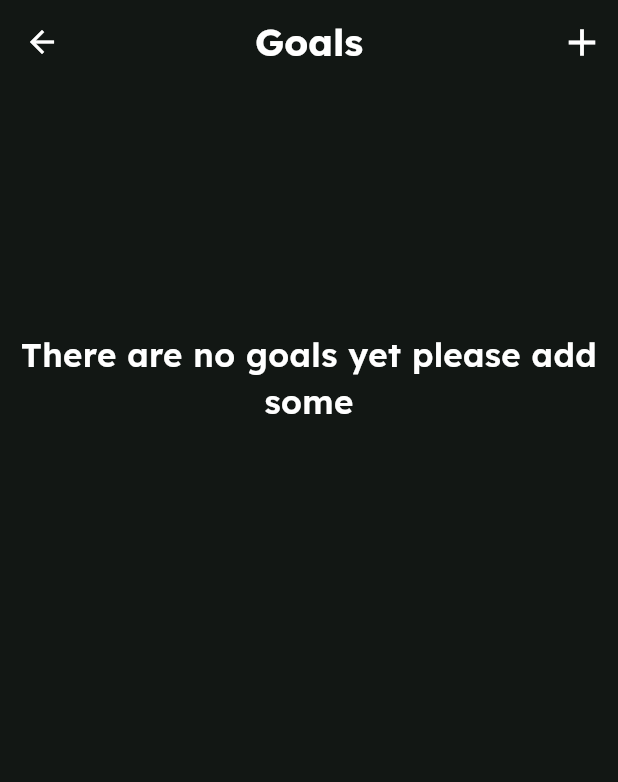
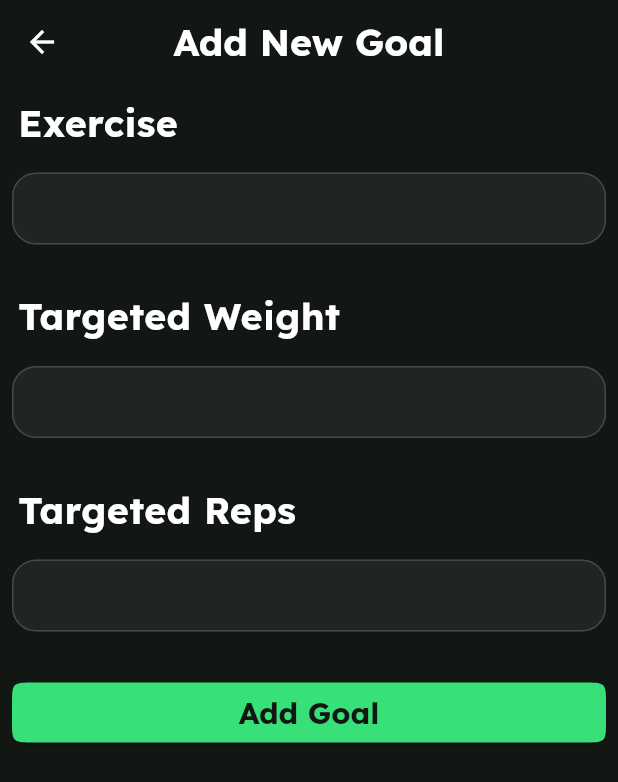
Before and after one commit to bakrbasser/fit_track, a Flutter app: the GoalsScreen screen opened directly, after a tap on the "add" icon, on a phone screen of 412 x 824 dp. Shown: the top 782 px of the screen. Run offline on Flutter 3.47's test engine with Material 3 defaults, Android fonts, the phone set to English and light mode, and no system bars; our stand-ins replace bloc, dio, flutter_bloc, google_fonts, sqflite; accounts and stored records are empty.

Commit message:
finished goals and add goals screen

```diff
--- a/lib/core/presentation/resources/string_manager.dart
+++ b/lib/core/presentation/resources/string_manager.dart
@@ -6,6 +6,8 @@ class StringManager {
   //Add Exercise Screen
   static String get emptyNameField =>
       'The Name Field Is Empty Please Insert A Name';
+  static String get emptyExerciseField =>
+      'The Exercise\'s Field Can\'t Be Left Empty ';
   static String get shortExerciseName =>
       'The Name Cant\'t be Less Than 3 Characters';
   static String get noExerciseFound =>
@@ -15,4 +17,5 @@ class StringManager {
   static String get noSelectedWeight => 'You need to enter a weight';
   static String get noSelectedReps => 'You need to enter how many reps';
   static String get noGoalsFound => 'There are no goals yet please add some';
+  static String get noAchievedGoalsFound => 'There are no achieved goals yet';
 }
--- a/lib/domain/entities/exercise.dart
+++ b/lib/domain/entities/exercise.dart
@@ -2,6 +2,11 @@ class Exercise {
   final int? id;
   final String name;
   final String? instructions;
+
+  @override
+  String toString() {
+    return name;
+  }
 
   Exercise({required this.id, required this.name, this.instructions});
 }
--- a/lib/presentation/cubits/goals/add/goals_add_cubit.dart
+++ b/lib/presentation/cubits/goals/add/goals_add_cubit.dart
@@ -6,8 +6,8 @@ import 'package:meta/meta.dart';
 
 part 'goals_add_state.dart';
 
-class GoalsAddCubit extends Cubit<GoalsAddState> {
-  GoalsAddCubit() : super(GoalsAddInitial());
+class AddGoalCubit extends Cubit<GoalsAddState> {
+  AddGoalCubit() : super(GoalsAddInitial());
 
   final repo = GoalRepositoryImpl.instance;
 
--- a/lib/presentation/cubits/goals/list/goals_list_cubit.dart
+++ b/lib/presentation/cubits/goals/list/goals_list_cubit.dart
@@ -8,16 +8,30 @@ part 'goals_list_state.dart';
 class GoalsListCubit extends Cubit<GoalsListState> {
   GoalsListCubit() : super(GoalsListInitial());
   final repo = GoalRepositoryImpl.instance;
-  List<Goal> get goals => repo.goals;
+  List<Goal> _unAchievedGoals = [];
+  List<Goal> _achievedGoals = [];
 
-  void loadList() {
+  List<Goal> get unAchievedGoals => _unAchievedGoals;
+  List<Goal> get achievedGoals => _achievedGoals;
+
+  void loadUnAchievedList() {
     emit(Loading());
-
-    final goals = repo.goals;
-    if (goals.isEmpty) {
+    _unAchievedGoals =
+        repo.goals.where((element) => !element.isAchieved).toList();
+    if (_unAchievedGoals.isEmpty) {
       emit(EmptyList());
     } else {
-      emit(FullList());
+      emit(FullList(goals: _unAchievedGoals));
+    }
+  }
+
+  void loadAchievedList() {
+    emit(Loading());
+    _achievedGoals = repo.goals.where((element) => element.isAchieved).toList();
+    if (_achievedGoals.isEmpty) {
+      emit(EmptyList());
+    } else {
+      emit(FullList(goals: _achievedGoals));
     }
   }
 }
--- a/lib/presentation/cubits/goals/list/goals_list_state.dart
+++ b/lib/presentation/cubits/goals/list/goals_list_state.dart
@@ -9,4 +9,8 @@ final class Loading extends GoalsListState {}
 
 final class EmptyList extends GoalsListState {}
 
-final class FullList extends GoalsListState {}
+final class FullList extends GoalsListState {
+  final List<Goal> goals;
+
+  FullList({required this.goals});
+}
--- a/lib/presentation/cubits/initialization/initialization_cubit.dart
+++ b/lib/presentation/cubits/initialization/initialization_cubit.dart
@@ -1,5 +1,6 @@
 import 'package:bloc/bloc.dart';
 import 'package:fit_track/data/repositories_impl/exercise_repository_impl.dart';
+import 'package:fit_track/data/repositories_impl/goal_repository_impl.dart';
 import 'package:fit_track/data/repositories_impl/training_day_repository_impl.dart';
 import 'package:fit_track/data/repositories_impl/training_plan_repository_impl.dart';
 import 'package:meta/meta.dart';
@@ -12,12 +13,15 @@ class InitializationCubit extends Cubit<InitializationState> {
   final planRepo = TrainingPlanRepositoryImpl();
   final dayRepo = TrainingDayRepositoryImpl();
   final exerciseRepo = ExercisesRepositoryImpl.instance;
+  final goalRepo = GoalRepositoryImpl.instance;
 
   Future<void> initialize() async {
     emit(Initializing());
     await planRepo.fetchTrainingPlans();
     await dayRepo.fetchTrainingDays();
     await exerciseRepo.fetchAllExercises();
+    await goalRepo.fetchGoals();
+
     emit(Initialized());
   }
 }
--- a/lib/presentation/cubits/plans/list/plans_list_cubit.dart
+++ b/lib/presentation/cubits/plans/list/plans_list_cubit.dart
@@ -1,6 +1,5 @@
 import 'package:bloc/bloc.dart';
 import 'package:fit_track/data/repositories_impl/training_plan_repository_impl.dart';
-import 'package:fit_track/domain/entities/training_plan.dart';
 import 'package:meta/meta.dart';
 
 part 'plans_list_state.dart';
--- /dev/null
+++ b/lib/presentation/pages/goals/add_goal.dart
@@ -0,0 +1,139 @@
+import 'package:fit_track/core/presentation/resources/fonts_manager.dart';
+import 'package:fit_track/core/presentation/resources/string_manager.dart';
+import 'package:fit_track/domain/entities/exercise.dart';
+import 'package:fit_track/presentation/cubits/exercises/list/exercises_list_cubit.dart';
+import 'package:fit_track/presentation/cubits/goals/add/goals_add_cubit.dart';
+import 'package:fit_track/presentation/widgets/buttons.dart';
+import 'package:flutter/material.dart';
+import 'package:flutter_bloc/flutter_bloc.dart';
+
+class AddGoal extends StatelessWidget {
+  AddGoal({super.key});
+  final _formKey = GlobalKey<FormState>();
+
+  @override
+  Widget build(BuildContext context) {
+    return Scaffold(
+      appBar: AppBar(title: Text('Add New Goal')),
+      body: Padding(
+        padding: EdgeInsets.all(8),
+        child: Form(
+          key: _formKey,
+          child: Column(
+            crossAxisAlignment: CrossAxisAlignment.start,
+            children: [
+              Padding(
+                padding: const EdgeInsets.only(left: 4.0),
+                child: Text(
+                  'Exercise',
+                  style: FontsManager.lexendBold(size: 25),
+                ),
+              ),
+              SizedBox(height: 15),
+              ExerciseAutoComplete(),
+              SizedBox(height: 30),
+              Padding(
+                padding: const EdgeInsets.only(left: 4.0),
+                child: Text(
+                  'Targeted Weight',
+                  style: FontsManager.lexendBold(size: 25),
+                ),
+              ),
+              SizedBox(height: 15),
+              TextFormField(
+                style: FontsManager.lexendRegular(),
+                keyboardType: TextInputType.number,
+                onSaved: (value) {
+                  context.read<AddGoalCubit>().weight = int.parse(value!);
+                },
+                validator: (value) {
+                  if (value == null || value.isEmpty) {
+                    return StringManager.noSelectedWeight;
+                  }
+                  int? weight = int.tryParse(value);
+                  if (weight == null) {
+                    return 'Enter a valid weight';
+                  }
+                  return null;
+                },
+              ),
+              SizedBox(height: 30),
+              Padding(
+                padding: const EdgeInsets.only(left: 4.0),
+                child: Text(
+                  'Targeted Reps',
+                  style: FontsManager.lexendBold(size: 25),
+                ),
+              ),
+              SizedBox(height: 15),
+              TextFormField(
+                style: FontsManager.lexendRegular(),
+                keyboardType: TextInputType.number,
+                validator: (value) {
+                  if (value == null || value.isEmpty) {
+                    return StringManager.noSelectedReps;
+                  }
+                  int? reps = int.tryParse(value);
+                  if (reps == null) {
+                    return 'Enter valid Number Of Reps';
+                  }
+                  return null;
+                },
+                onSaved: (value) {
+                  context.read<AddGoalCubit>().reps = int.parse(value!);
+                },
+              ),
+              SizedBox(height: 30),
+              Buttons.saveButton(
+                onPressed: () async {
+                  final nav = Navigator.of(context);
+                  final cub = context.read<AddGoalCubit>();
+                  if (_formKey.currentState!.validate()) {
+                    _formKey.currentState!.save();
+                    await context.read<AddGoalCubit>().addGoal();
+                    nav.pop(cub.isAdded);
+                  }
+                },
+                child: Text('Add Goal'),
+              ),
+            ],
+          ),
+        ),
+      ),
+    );
+  }
+}
+
+class ExerciseAutoComplete extends StatelessWidget {
+  const ExerciseAutoComplete({super.key});
+
+  @override
+  Widget build(BuildContext context) {
+    return Autocomplete<Exercise>(
+      optionsBuilder: (textEditingValue) {
+        return context.read<ExercisesListCubit>().exercises.where(
+          (element) => element.name.toLowerCase().contains(
+            textEditingValue.text.toLowerCase(),
+          ),
+        );
+      },
+      displayStringForOption: (option) => option.name,
+      onSelected:
+          (option) => context.read<AddGoalCubit>().exerciseId = option.id,
+      fieldViewBuilder:
+          (context, textEditingController, focusNode, onFieldSubmitted) =>
+              TextFormField(
+                controller: textEditingController,
+                focusNode: focusNode,
+                style: FontsManager.lexendRegular(),
+                validator: (value) {
+                  if (value == null || value.isEmpty) {
+                    return StringManager.emptyExerciseField;
+                  } else {
+                    return null;
+                  }
+                },
+              ),
+    );
+  }
+}
--- a/lib/presentation/pages/goals/goals_screen.dart
+++ b/lib/presentation/pages/goals/goals_screen.dart
@@ -1,6 +1,7 @@
 import 'package:fit_track/core/presentation/resources/string_manager.dart';
 import 'package:fit_track/domain/entities/goal.dart';
 import 'package:fit_track/presentation/cubits/goals/list/goals_list_cubit.dart';
+import 'package:fit_track/presentation/routes/routes_manager.dart';
 import 'package:fit_track/presentation/widgets/cards.dart';
 import 'package:fit_track/presentation/widgets/general.dart';
 import 'package:flutter/material.dart';
@@ -17,19 +18,23 @@ class _GoalsScreenState extends State<GoalsScreen> {
   @override
   void initState() {
     super.initState();
-    context.read<GoalsListCubit>().loadList();
+    context.read<GoalsListCubit>().loadUnAchievedList();
   }
 
   @override
   Widget build(BuildContext context) {
     return Scaffold(
-      appBar: AppBar(title: Text('Goals'), actions: [_AddGoalButton()]),
+      appBar: AppBar(
+        title: Text('Goals'),
+        leading: ViewAchievedGoals(),
+        actions: [_AddGoalButton()],
+      ),
       body: BlocBuilder<GoalsListCubit, GoalsListState>(
         builder: (context, state) {
           if (state is Loading) {
             return Center(child: CircularProgressIndicator());
           } else if (state is FullList) {
-            return _GoalsList();
+            return GoalsList(goals: state.goals);
           } else {
             return NoElements(message: StringManager.noGoalsFound);
           }
@@ -39,25 +44,15 @@ class _GoalsScreenState extends State<GoalsScreen> {
   }
 }
 
-class _GoalsList extends StatefulWidget {
-  const _GoalsList();
+class GoalsList extends StatelessWidget {
+  const GoalsList({super.key, required this.goals});
 
-  @override
-  State<_GoalsList> createState() => _GoalsListState();
-}
-
-class _GoalsListState extends State<_GoalsList> {
-  late final List<Goal> goals;
-
-  @override
-  void initState() {
-    super.initState();
-    goals = context.read<GoalsListCubit>().goals;
-  }
+  final List<Goal> goals;
 
   @override
   Widget build(BuildContext context) {
     return ListView.builder(
+      shrinkWrap: true,
       itemCount: goals.length,
       itemBuilder:
           (context, index) => Padding(
@@ -75,14 +70,28 @@ class _AddGoalButton extends StatelessWidget {
   Widget build(BuildContext context) {
     return IconButton(
       onPressed: () async {
-        // final cubit = context.read<GoalsListCubit>();
-        // final isAdded =
-        //     await Navigator.pushNamed(context, Routes.addGoal) as bool;
-        // if (isAdded) {
-        //   cubit.loadList();
-        // }
+        final cubit = context.read<GoalsListCubit>();
+        final isAdded =
+            await Navigator.pushNamed(context, Routes.addGoal) as bool;
+        if (isAdded) {
+          cubit.loadUnAchievedList();
+        }
       },
       icon: Icon(Icons.add, size: 30),
     );
   }
 }
+
+class ViewAchievedGoals extends StatelessWidget {
+  const ViewAchievedGoals({super.key});
+
+  @override
+  Widget build(BuildContext context) {
+    return IconButton(
+      onPressed: () {
+        Navigator.pushNamed(context, Routes.achievedGoals);
+      },
+      icon: Icon(Icons.emoji_events),
+    );
+  }
+}
--- a/lib/presentation/routes/routes_manager.dart
+++ b/lib/presentation/routes/routes_manager.dart
@@ -1,9 +1,13 @@
 import 'package:fit_track/presentation/cubits/exercises/add/add_exercise_cubit.dart';
 import 'package:fit_track/presentation/cubits/exercises/list/exercises_list_cubit.dart';
+import 'package:fit_track/presentation/cubits/goals/add/goals_add_cubit.dart';
+import 'package:fit_track/presentation/cubits/goals/list/goals_list_cubit.dart';
 import 'package:fit_track/presentation/cubits/initialization/initialization_cubit.dart';
 import 'package:fit_track/presentation/cubits/pages_navigator/pages_navigator_cubit.dart';
 import 'package:fit_track/presentation/pages/exercises/add_exercise.dart';
 import 'package:fit_track/presentation/pages/exercises/exercises_screen.dart';
+import 'package:fit_track/presentation/pages/goals/achieved_goals.dart';
+import 'package:fit_track/presentation/pages/goals/add_goal.dart';
 import 'package:fit_track/presentation/pages/main_page/main_page.dart';
 import 'package:fit_track/presentation/pages/splash/splash_screen.dart';
 import 'package:flutter/material.dart';
@@ -14,6 +18,8 @@ class Routes {
   static const String main = '/main';
   static const String exercisesList = '/exercisesList';
   static const String addExercises = '/addExercise';
+  static const String addGoal = '/addGoal';
+  static const String achievedGoals = '/achievedGoal';
 }
 
 class RoutesGenerator {
@@ -48,6 +54,25 @@ class RoutesGenerator {
                 child: AddExercise(),
               ),
         );
+      case Routes.addGoal:
+        return MaterialPageRoute(
+          builder:
+              (context) => MultiBlocProvider(
+                providers: [
+                  BlocProvider(create: (context) => AddGoalCubit()),
+                  BlocProvider(create: (context) => ExercisesListCubit()),
+                ],
+                child: AddGoal(),
+              ),
+        );
+      case Routes.achievedGoals:
+        return MaterialPageRoute(
+          builder:
+              (context) => BlocProvider(
+                create: (context) => GoalsListCubit(),
+                child: AchievedGoals(),
+              ),
+        );
 
       default:
         return MaterialPageRoute(builder: (context) => Placeholder());
--- a/lib/presentation/widgets/cards.dart
+++ b/lib/presentation/widgets/cards.dart
@@ -81,7 +81,7 @@ class GoalCard extends StatelessWidget {
     return IconCard(
       icon: Image.asset(AssetsManager.dumbbell, scale: 0.7),
       title: exercise.name,
-      description: 'Target ${goal.weight}kg ${goal.reps} times',
+      description: 'Target ${goal.weight} kg ${goal.reps} times',
     );
   }
 }
--- a/lib/presentation/widgets/general.dart
+++ b/lib/presentation/widgets/general.dart
@@ -1,5 +1,4 @@
 import 'package:fit_track/core/presentation/resources/fonts_manager.dart';
-import 'package:fit_track/core/presentation/utils/screen_size_helper.dart';
 import 'package:flutter/material.dart';
 
 class NoElements extends StatelessWidget {
@@ -7,8 +6,8 @@ class NoElements extends StatelessWidget {
   final String message;
   @override
   Widget build(BuildContext context) {
-    return Padding(
-      padding: EdgeInsets.only(top: ScreenSizeHelper.height_P(context, 0.2)),
+    return Align(
+      alignment: Alignment(0, -0.5),
       child: Text(
         message,
         style: FontsManager.lexendMedium(size: 22),
```
Also changed, not shown: lib/presentation/pages/goals/achieved_goals.dart (added, +39 -0 lines), 4 other files.
